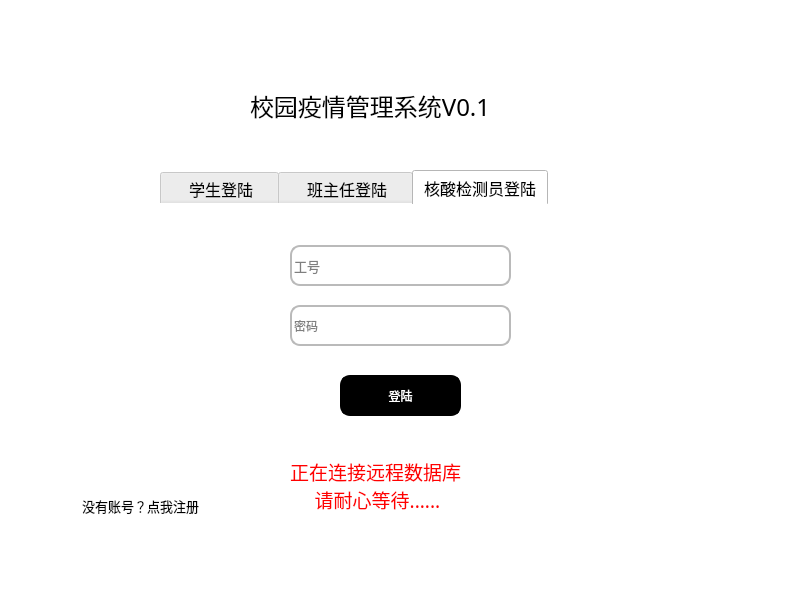
First picture: the form in untitled.ui, repository sukiiiKotori/pymysql, before the edit.
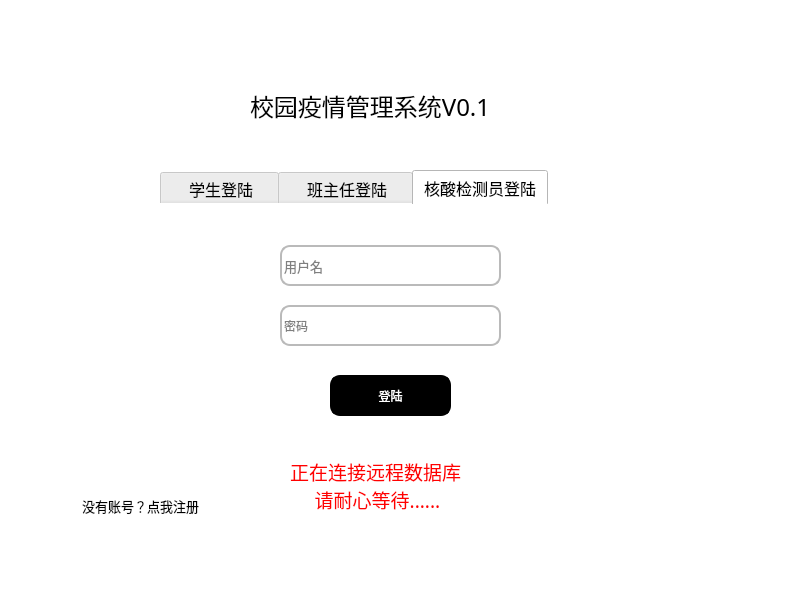
Second picture: the form after the edit. The open tabs and pages were chosen to show the change.

The edit to the form file:
```diff
--- a/untitled.ui
+++ b/untitled.ui
@@ -301,7 +301,7 @@
      <widget class="QLineEdit" name="username_lineEdit_3">
       <property name="geometry">
        <rect>
-        <x>130</x>
+        <x>120</x>
         <y>40</y>
         <width>221</width>
         <height>41</height>
@@ -327,13 +327,13 @@
        <string/>
       </property>
       <property name="placeholderText">
-       <string>工号</string>
+       <string>用户名</string>
       </property>
      </widget>
      <widget class="QLineEdit" name="password_lineEdit_3">
       <property name="geometry">
        <rect>
-        <x>130</x>
+        <x>120</x>
         <y>100</y>
         <width>221</width>
         <height>41</height>
@@ -355,7 +355,7 @@
      <widget class="QPushButton" name="login_sur">
       <property name="geometry">
        <rect>
-        <x>180</x>
+        <x>170</x>
         <y>170</y>
         <width>121</width>
         <height>41</height>
```
Left out of the diff: 16 changed lines with no effect on the pictures.
